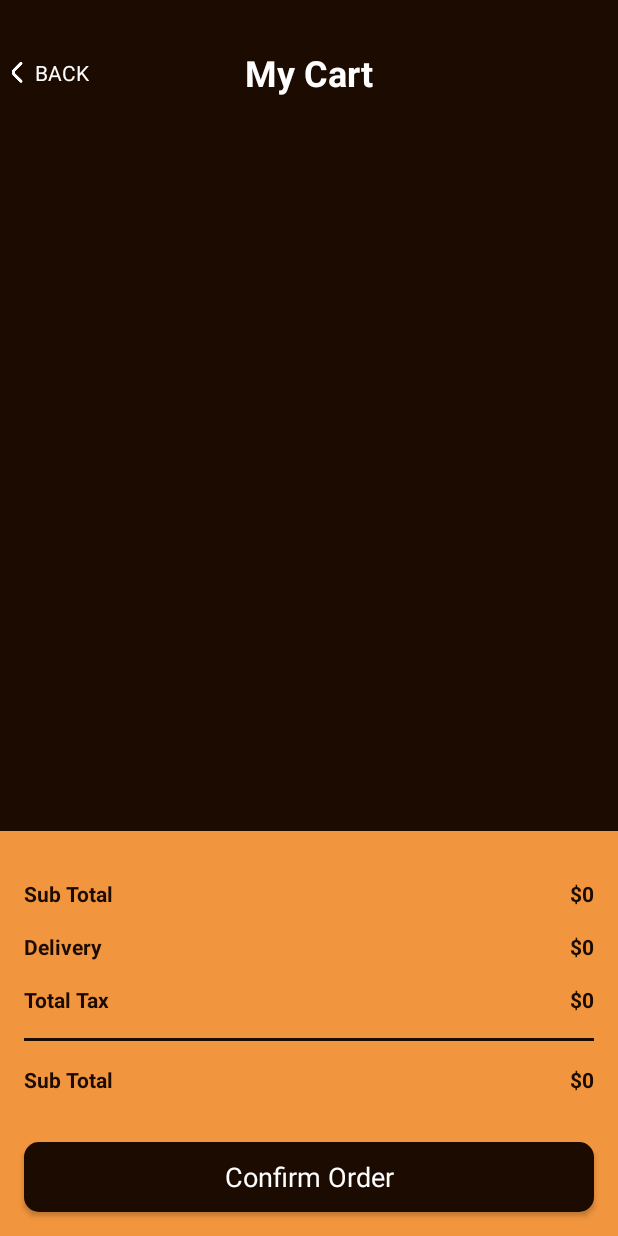
After one commit to MonteiroNeto/CoffeShop, an Android app: the CartActivity screen opened directly, with no data from a screen before it, on a phone screen of 412 x 824 dp. The commit adds this screen. Run offline under Robolectric (Android 15) with nearby library versions, the phone set to English and light mode, and no system bars; our stand-ins replace CircleImageView.

Commit message:
Cart Activity UI

```diff
--- a/app/src/main/AndroidManifest.xml
+++ b/app/src/main/AndroidManifest.xml
@@ -13,6 +13,9 @@
         android:roundIcon="@mipmap/ic_launcher_round"
         android:supportsRtl="true"
         android:theme="@style/Theme.CoffeeShop">
+        <activity
+            android:name=".ui.CartActivity"
+            android:exported="false" />
         <activity
             android:name=".ui.DetailActivity"
             android:exported="false" />
--- /dev/null
+++ b/app/src/main/java/com/example/coffeeshop/ui/CartActivity.kt
@@ -0,0 +1,21 @@
+package com.example.coffeeshop.ui
+
+import android.os.Bundle
+import androidx.activity.enableEdgeToEdge
+import androidx.appcompat.app.AppCompatActivity
+import androidx.core.view.ViewCompat
+import androidx.core.view.WindowInsetsCompat
+import com.example.coffeeshop.R
+import com.example.coffeeshop.databinding.ActivityCartBinding
+
+class CartActivity : AppCompatActivity() {
+    private lateinit var binding: ActivityCartBinding
+
+    override fun onCreate(savedInstanceState: Bundle?) {
+        super.onCreate(savedInstanceState)
+        enableEdgeToEdge()
+        binding = ActivityCartBinding.inflate(layoutInflater)
+        setContentView(binding.root)
+
+    }
+}
--- /dev/null
+++ b/app/src/main/res/layout/activity_cart.xml
@@ -0,0 +1,220 @@
+<?xml version="1.0" encoding="utf-8"?>
+<androidx.constraintlayout.widget.ConstraintLayout xmlns:android="http://schemas.android.com/apk/res/android"
+    xmlns:app="http://schemas.android.com/apk/res-auto"
+    xmlns:tools="http://schemas.android.com/tools"
+    android:id="@+id/main"
+    android:layout_width="match_parent"
+    android:layout_height="match_parent"
+    android:background="@color/darkBrown"
+    tools:context=".ui.CartActivity">
+
+    <ScrollView
+        android:id="@+id/scrollViewActCart"
+        android:layout_width="match_parent"
+        android:layout_height="match_parent"
+        app:layout_constraintBottom_toBottomOf="parent"
+        app:layout_constraintEnd_toEndOf="parent"
+        app:layout_constraintStart_toStartOf="parent"
+        app:layout_constraintTop_toTopOf="parent"
+        tools:layout_editor_absoluteX="1dp"
+        tools:layout_editor_absoluteY="1dp">
+
+        <LinearLayout
+            android:layout_width="match_parent"
+            android:layout_height="wrap_content"
+            android:orientation="vertical">
+
+            <androidx.constraintlayout.widget.ConstraintLayout
+                android:layout_width="match_parent"
+                android:layout_height="match_parent">
+
+
+                <TextView
+                    android:layout_width="wrap_content"
+                    android:layout_height="wrap_content"
+                    android:text="@string/my_cart"
+                    android:textColor="@color/white"
+                    android:textSize="24sp"
+                    android:textStyle="bold"
+                    app:layout_constraintBottom_toBottomOf="@+id/llBtnBackActCart"
+                    app:layout_constraintEnd_toEndOf="parent"
+                    app:layout_constraintStart_toStartOf="parent"
+                    app:layout_constraintTop_toTopOf="@id/llBtnBackActCart" />
+
+                <LinearLayout
+                    android:id="@+id/llBtnBackActCart"
+                    android:layout_width="match_parent"
+                    android:layout_height="wrap_content"
+                    android:layout_marginStart="8dp"
+                    android:layout_marginTop="32dp"
+                    android:orientation="horizontal"
+                    app:layout_constraintBottom_toBottomOf="parent"
+                    app:layout_constraintEnd_toEndOf="parent"
+                    app:layout_constraintStart_toStartOf="parent"
+                    app:layout_constraintTop_toTopOf="parent">
+
+                    <ImageView
+                        android:layout_width="wrap_content"
+                        android:layout_height="wrap_content"
+                        android:layout_gravity="center"
+                        android:contentDescription="@string/back"
+                        android:src="@drawable/back" />
+
+                    <TextView
+                        android:layout_width="wrap_content"
+                        android:layout_height="wrap_content"
+                        android:layout_marginStart="8dp"
+                        android:text="@string/back"
+                        android:textColor="@color/white" />
+
+
+                </LinearLayout>
+
+
+            </androidx.constraintlayout.widget.ConstraintLayout>
+
+            <androidx.recyclerview.widget.RecyclerView
+                android:id="@+id/rvListItemActCart"
+                android:layout_width="match_parent"
+                android:layout_height="match_parent"
+                android:layout_marginTop="16dp"
+                android:paddingBottom="270dp" />
+        </LinearLayout>
+    </ScrollView>
+
+    <LinearLayout
+        android:layout_width="match_parent"
+        android:layout_height="270dp"
+        android:background="@color/orange"
+        android:orientation="vertical"
+        android:paddingTop="16dp"
+        app:layout_constraintBottom_toBottomOf="@+id/scrollViewActCart"
+        app:layout_constraintEnd_toEndOf="parent"
+        app:layout_constraintStart_toStartOf="parent">
+
+
+        <androidx.constraintlayout.widget.ConstraintLayout
+            android:layout_width="match_parent"
+            android:layout_height="wrap_content"
+            android:layout_margin="16dp">
+
+            <TextView
+                android:id="@+id/tvSubTotalActCart"
+                android:layout_width="wrap_content"
+                android:layout_height="wrap_content"
+                android:text="@string/sub_total"
+                android:textColor="@color/darkBrown"
+                android:textSize="14sp"
+                android:textStyle="bold"
+                app:layout_constraintStart_toStartOf="parent"
+                app:layout_constraintTop_toTopOf="parent" />
+
+            <TextView
+                android:id="@+id/tvPriceSubTotalActCart"
+                android:layout_width="wrap_content"
+                android:layout_height="wrap_content"
+                android:text="$0"
+                android:textColor="@color/darkBrown"
+                android:textSize="14sp"
+                android:textStyle="bold"
+                app:layout_constraintEnd_toEndOf="parent"
+                app:layout_constraintTop_toTopOf="@id/tvSubTotalActCart"
+                app:layout_constraintBottom_toBottomOf="@+id/tvSubTotalActCart"/>
+
+            <TextView
+                android:id="@+id/tvDeliveryActCart"
+                android:layout_width="wrap_content"
+                android:layout_height="wrap_content"
+                android:layout_marginTop="16dp"
+                android:text="@string/delivery"
+                android:textColor="@color/darkBrown"
+                android:textSize="14sp"
+                android:textStyle="bold"
+                app:layout_constraintStart_toStartOf="parent"
+                app:layout_constraintTop_toBottomOf="@+id/tvSubTotalActCart" />
+
+            <TextView
+                android:id="@+id/tvPriceDeliveryActCart"
+                android:layout_width="wrap_content"
+                android:layout_height="wrap_content"
+                android:text="$0"
+                android:textColor="@color/darkBrown"
+                android:textSize="14sp"
+                android:textStyle="bold"
+                app:layout_constraintEnd_toEndOf="parent"
+                app:layout_constraintTop_toTopOf="@id/tvDeliveryActCart"
+                app:layout_constraintBottom_toBottomOf="@+id/tvDeliveryActCart"/>
+
+            <TextView
+                android:id="@+id/tvTotalTaxActCart"
+                android:layout_width="wrap_content"
+                android:layout_height="wrap_content"
+                android:layout_marginTop="16dp"
+                android:text="@string/total_tax"
+                android:textColor="@color/darkBrown"
+                android:textSize="14sp"
+                android:textStyle="bold"
+                app:layout_constraintStart_toStartOf="parent"
+                app:layout_constraintTop_toBottomOf="@+id/tvDeliveryActCart" />
+
+            <TextView
+                android:id="@+id/tvPriceTotalTaxActCart"
+                android:layout_width="wrap_content"
+                android:layout_height="wrap_content"
+                android:text="$0"
+                android:textColor="@color/darkBrown"
+                android:textSize="14sp"
+                android:textStyle="bold"
+                app:layout_constraintEnd_toEndOf="parent"
+                app:layout_constraintTop_toTopOf="@id/tvTotalTaxActCart"
+                app:layout_constraintBottom_toBottomOf="@+id/tvTotalTaxActCart"/>
+
+            <View
+                android:id="@+id/viewLineAcrCart"
+                android:layout_width="match_parent"
+                android:layout_height="2dp"
+                app:layout_constraintTop_toBottomOf="@+id/tvTotalTaxActCart"
+                android:layout_marginTop="16dp"
+                android:background="@color/darkBrown"
+                />
+
+
+            <TextView
+                android:id="@+id/tvTotalActCart"
+                android:layout_width="wrap_content"
+                android:layout_height="wrap_content"
+                android:text="@string/sub_total"
+                android:textColor="@color/darkBrown"
+                android:textSize="14sp"
+                android:textStyle="bold"
+                android:layout_marginTop="16dp"
+                app:layout_constraintStart_toStartOf="parent"
+                app:layout_constraintTop_toBottomOf="@+id/viewLineAcrCart" />
+
+            <TextView
+                android:id="@+id/tvPriceTotalActCart"
+                android:layout_width="wrap_content"
+                android:layout_height="wrap_content"
+                android:text="$0"
+                android:textColor="@color/darkBrown"
+                android:textSize="14sp"
+                android:textStyle="bold"
+                app:layout_constraintEnd_toEndOf="parent"
+                app:layout_constraintTop_toTopOf="@id/tvTotalActCart"
+                app:layout_constraintBottom_toBottomOf="@+id/tvTotalActCart"/>
+        </androidx.constraintlayout.widget.ConstraintLayout>
+
+        <androidx.appcompat.widget.AppCompatButton
+            android:id="@+id/btnConfirmOrderActCart"
+            style="@android:style/Widget.Button"
+            android:layout_width="match_parent"
+            android:layout_height="wrap_content"
+            android:layout_margin="16dp"
+            android:background="@drawable/shape_dark_brown_bg"
+            android:text="Confirm Order"
+            android:textColor="@color/white"
+            android:textSize="18sp" />
+
+    </LinearLayout>
+
+</androidx.constraintlayout.widget.ConstraintLayout>
--- a/app/src/main/res/values/strings.xml
+++ b/app/src/main/res/values/strings.xml
@@ -25,4 +25,8 @@
     <string name="extra">Extra</string>
     <string name="add_cart">Add Cart</string>
     <string name="coffee_size">Coffee Size</string>
+    <string name="my_cart">My Cart</string>
+    <string name="sub_total">Sub Total</string>
+    <string name="delivery">Delivery</string>
+    <string name="total_tax">Total Tax</string>
 </resources>
```
